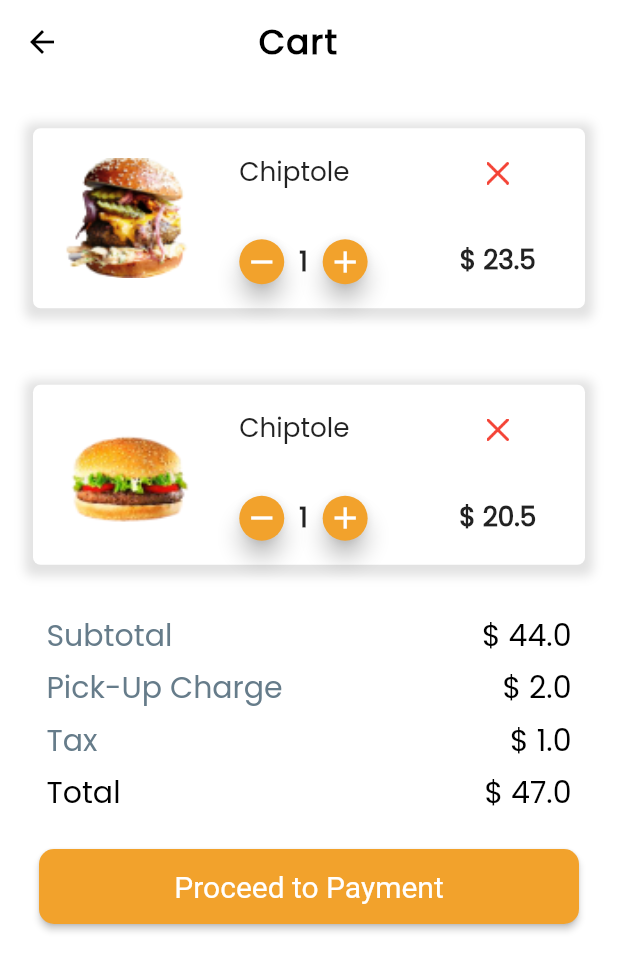
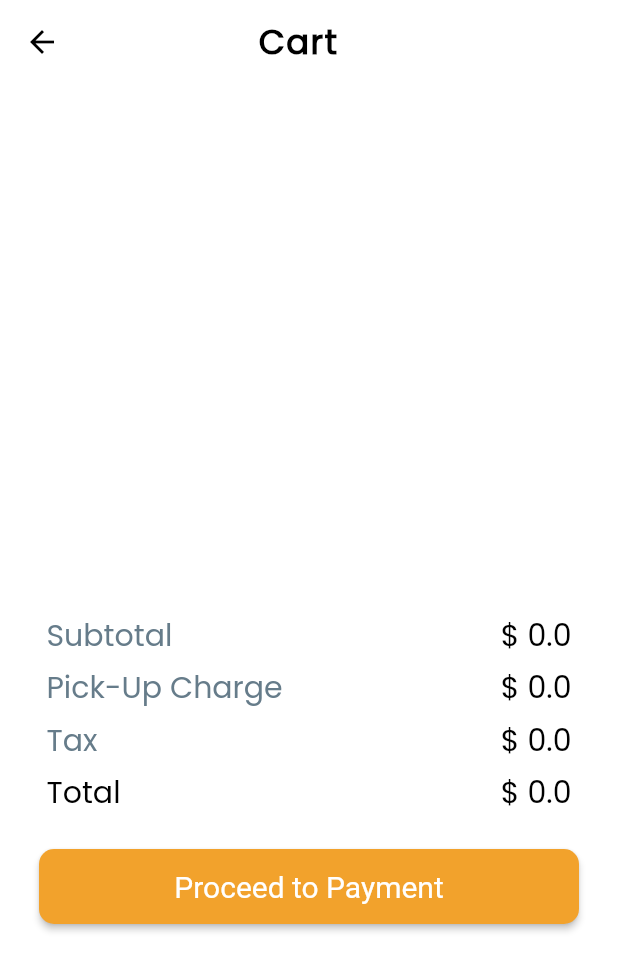
Before and after one commit to marawanthedev/FoodLyft, a Flutter app: the CartScreen screen opened by its route, on a phone screen of 412 x 824 dp. Shown: the top 971 px of the screen. Run offline on Flutter 3.47's test engine with Material 2 defaults, Android fonts, the phone set to English and light mode, and no system bars; our stand-ins replace image_picker, sliding_up_panel, smooth_star_rating; missing offline and left inert: dart:ffi; accounts and stored records are empty; statements that could not run were skipped.

Commit message:
Cart is fully functional using provider

```diff
--- a/lib/models/cartItem.dart
+++ b/lib/models/cartItem.dart
@@ -1,5 +1,5 @@
 class CartItem {
-  String image, title;
+  String image, title, imgSrc;
   Function onPress;
-  CartItem(this.image, this.title, this.onPress);
+  CartItem(this.image, this.title, this.onPress,this.imgSrc);
 }
--- a/lib/screens/Login/login.dart
+++ b/lib/screens/Login/login.dart
@@ -21,9 +21,6 @@ class LoginScreen extends StatefulWidget {
   final emailCtrl = TextEditingController();
   final passwordCtrl = TextEditingController();
   var userAuthProvider;
-  // final cardNumberCtrl = TextEditingController();
-  // final expirationDateCtrl = TextEditingController();
-  // final cvvCtrl = TextEditingController();
 }
 
 class _LoginScreenState extends State<LoginScreen> {
--- a/lib/screens/cart/cart.dart
+++ b/lib/screens/cart/cart.dart
@@ -1,4 +1,5 @@
 import 'package:flutter/material.dart';
+import 'package:foodlyft/providers/cart.provider.dart';
 import '../../providers/restaurants.provider.dart';
 import 'package:provider/provider.dart';
 import "../../components/cartItem.dart";
@@ -7,25 +8,9 @@ import "../../components/button.dart";
 
 class CartScreen extends StatefulWidget {
   static const routeName = '/Food_Menu2';
+  var cartProvider;
   @override
   _CartScreenState createState() => _CartScreenState();
-
-  var items = [
-    {
-      "title": "Chiptole",
-      "price": 23.5,
-      "imgSrc": "assets/images/burger-1.png",
-      "press": () => "gg",
-      "quantity": 1
-    },
-    {
-      "title": "Chiptole",
-      "price": 20.5,
-      "imgSrc": "assets/images/burger-2.png",
-      "press": () => "gg",
-      "quantity": 1
-    }
-  ];
 
   final containerWidth = 350.0;
 
@@ -43,38 +28,48 @@ class _CartScreenState extends State<CartScreen> {
       fontFamily: "Poppins",
       fontWeight: FontWeight.normal);
 
-  Widget getCartItems(items) {
-    print("getting");
+  Widget getCartItems() {
+    // widget.cartProvider.items
+    //     .forEach((key, value) => {print(key), print(value.title)});
+
     resetSubTotal();
     List<Widget> list = new List<Widget>();
 
-    for (var i = 0; i < widget.items.length; i++) {
-      updateSubTotal(widget.items[i]['price'], widget.items[i]['quantity']);
+// ProviderCartItem({
+//     @required this.id,
+//     @required this.title,
+//     @required this.quantity,
+//     @required this.price,
+//     @required this.imgSrc,
+//   });
+
+    for (var i = 0; i < widget.cartProvider.items.length; i++) {
+      updateSubTotal(widget.cartProvider.items[i].price,
+          widget.cartProvider.items[i].quantity);
 
       list.add(CartItem(
         heroTag: "$i",
-        image: widget.items[i]['imgSrc'],
+        image: widget.cartProvider.items[i].imgSrc,
         isTouched: i == 0 ? true : false,
-        title: widget.items[i]['title'],
+        title: widget.cartProvider.items[i].title,
         deleteItem: () {
           this.setState(() {
-            widget.items.removeAt(i);
+            widget.cartProvider.deleteItem(i);
           });
         },
-        quantity: widget.items[i]['quantity'],
-        price: widget.items[i]['price'],
+        quantity: widget.cartProvider.items[i].quantity,
+        price: widget.cartProvider.items[i].price,
         increaseQuantity: () {
-          int currentQuantity = widget.items[i]['quantity'];
-          widget.items[i]['quantity'] = currentQuantity + 1;
+          widget.cartProvider.increaseQuantity(i);
           setState(() {});
         },
         decreaseQuantity: () {
-          int currentQuantity = widget.items[i]['quantity'];
+          int currentQuantity = widget.cartProvider.items[i].quantity;
 
           if (currentQuantity == 1) {
-            widget.items.removeAt(i);
+            widget.cartProvider.deleteItem(i);
           } else {
-            widget.items[i]['quantity'] = currentQuantity - 1;
+            widget.cartProvider.decreaseQuantity(i);
           }
 
           setState(() {});
@@ -86,7 +81,6 @@ class _CartScreenState extends State<CartScreen> {
   }
 
   void updateSubTotal(itemPrice, itemQuantity) {
-    print("called");
     subTotal += (itemPrice * itemQuantity);
   }
 
@@ -108,6 +102,7 @@ class _CartScreenState extends State<CartScreen> {
 
   @override
   Widget build(BuildContext context) {
+    widget.cartProvider = Provider.of<CartProvider>(context);
     return Scaffold(
       backgroundColor: Colors
           .white, // wa you use this     loaded.items[loaded.restaurantId].itemsa[loaded.ind].itemName or price    to get the price or item
@@ -139,7 +134,7 @@ class _CartScreenState extends State<CartScreen> {
               alignment: Alignment.centerLeft,
               child: SingleChildScrollView(
                   scrollDirection: Axis.vertical,
-                  child: Container(child: getCartItems(widget.items))),
+                  child: Container(child: getCartItems())),
             ),
             Container(
               height: widget.cartPriceDetailsHeight,
```
Also changed, not shown: lib/providers/cart.provider.dart (+46 -14 lines), lib/main.dart (line endings or trailing spaces).
